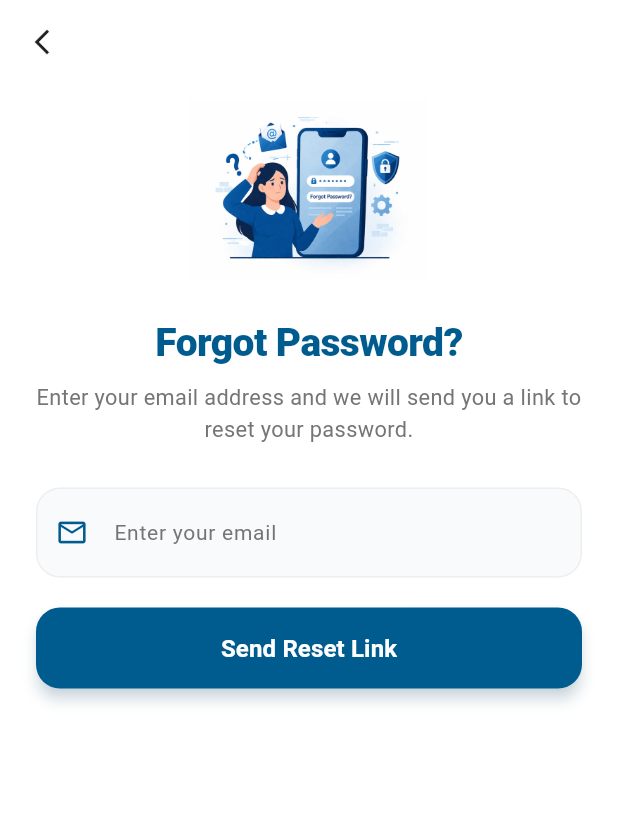
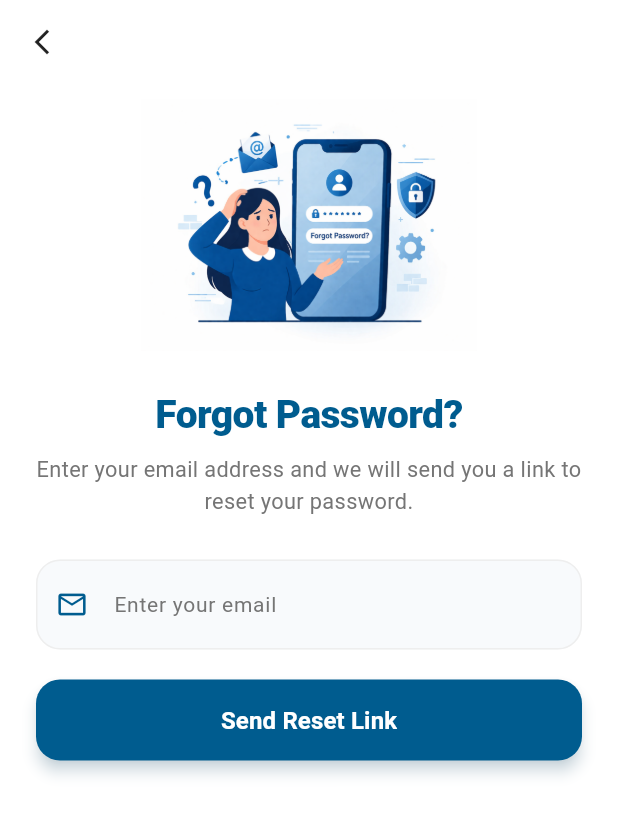
Before and after one commit to eyared1221/moh-mobile-app, a Flutter app: the ForgotPasswordScreen screen opened directly, on a phone screen of 412 x 824 dp. Shown: the top 815 px of the screen. Run offline on Flutter 3.47's test engine with Material 3 defaults, Android fonts, the phone set to English and light mode, and no system bars; our stand-ins replace google_fonts, image_picker, shared_preferences; accounts and stored records are empty.

Commit message:
style: refine auth screen UI layouts and improve visual consistency

```diff
--- a/lib/features/auth/presentation/forgot_password_screen.dart
+++ b/lib/features/auth/presentation/forgot_password_screen.dart
@@ -109,7 +109,7 @@ class _ForgotPasswordScreenState extends State<ForgotPasswordScreen> {
                   Center(
                     child: Image.asset(
                       'assets/images/forgot-password.png',
-                      height: 120,
+                      height: 168,
                       fit: BoxFit.contain,
                       errorBuilder: (context, error, stackTrace) {
                         return Container(
--- a/lib/features/auth/presentation/reset_password_screen.dart
+++ b/lib/features/auth/presentation/reset_password_screen.dart
@@ -109,7 +109,7 @@ class _ResetPasswordScreenState extends State<ResetPasswordScreen> {
                   Center(
                     child: Image.asset(
                       'assets/images/reset-password.png',
-                      height: 120,
+                      height: 168,
                       fit: BoxFit.contain,
                       errorBuilder: (context, error, stackTrace) {
                         return Container(
--- a/lib/features/auth/presentation/verify_email_screen.dart
+++ b/lib/features/auth/presentation/verify_email_screen.dart
@@ -199,7 +199,7 @@ class _VerifyEmailScreenState extends State<VerifyEmailScreen> {
                   Center(
                     child: Image.asset(
                       'assets/images/email-verify.png',
-                      height: 120,
+                      height: 168,
                       fit: BoxFit.contain,
                       errorBuilder: (context, error, stackTrace) {
                         return Container(
```
